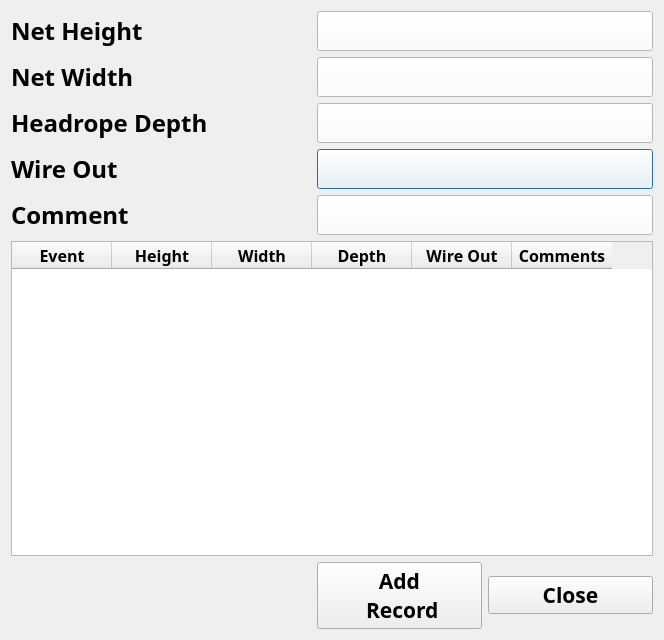
Old version of the form ui/NetDlg_FEAT.ui in the repository aliciabillings-noaa/CLAMS.
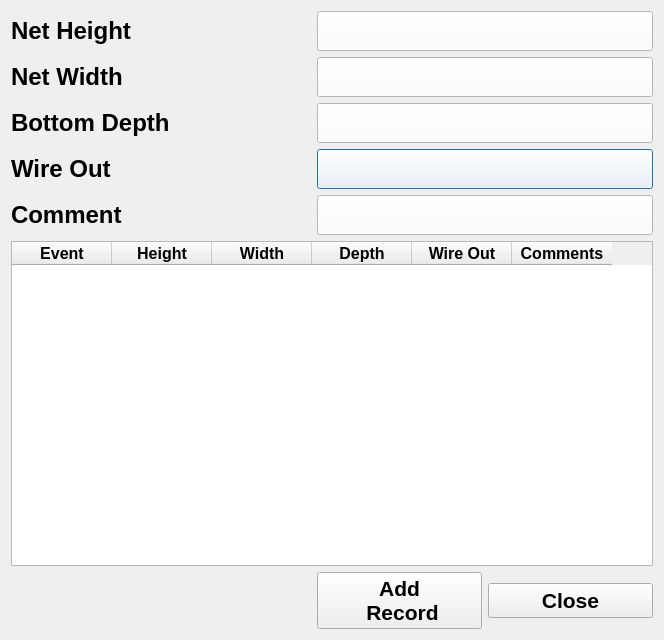
New version of the form.

Commit message: update to FEAT net dialog to include bottom depth

```diff
--- a/ui/NetDlg_FEAT.ui
+++ b/ui/NetDlg_FEAT.ui
@@ -82,9 +82,7 @@
       <widget class="QLabel" name="label">
        <property name="font">
         <font>
-         <family>Arial Black</family>
          <pointsize>18</pointsize>
-         <weight>75</weight>
          <bold>true</bold>
         </font>
        </property>
@@ -103,9 +101,7 @@
        </property>
        <property name="font">
         <font>
-         <family>Arial Black</family>
          <pointsize>18</pointsize>
-         <weight>75</weight>
          <bold>true</bold>
         </font>
        </property>
@@ -130,9 +126,7 @@
        </property>
        <property name="font">
         <font>
-         <family>Arial Black</family>
          <pointsize>18</pointsize>
-         <weight>75</weight>
          <bold>true</bold>
         </font>
        </property>
@@ -151,9 +145,7 @@
        </property>
        <property name="font">
         <font>
-         <family>Arial Black</family>
          <pointsize>12</pointsize>
-         <weight>75</weight>
          <bold>true</bold>
         </font>
        </property>
@@ -208,9 +200,7 @@
        </property>
        <property name="font">
         <font>
-         <family>Arial Black</family>
          <pointsize>18</pointsize>
-         <weight>75</weight>
          <bold>true</bold>
         </font>
        </property>
@@ -263,9 +253,7 @@
        </property>
        <property name="font">
         <font>
-         <family>Arial Black</family>
          <pointsize>16</pointsize>
-         <weight>75</weight>
          <bold>true</bold>
         </font>
        </property>
@@ -284,14 +272,12 @@
        </property>
        <property name="font">
         <font>
-         <family>Arial Black</family>
          <pointsize>18</pointsize>
-         <weight>75</weight>
          <bold>true</bold>
         </font>
        </property>
        <property name="text">
-        <string>Headrope Depth</string>
+        <string>Bottom Depth</string>
        </property>
       </widget>
      </item>
@@ -373,9 +359,7 @@
        </property>
        <property name="font">
         <font>
-         <family>Arial Black</family>
          <pointsize>16</pointsize>
-         <weight>75</weight>
          <bold>true</bold>
         </font>
        </property>
```
Left out of the diff: 7 changed lines with no effect on the pictures. The commit also changes 2 other files.
